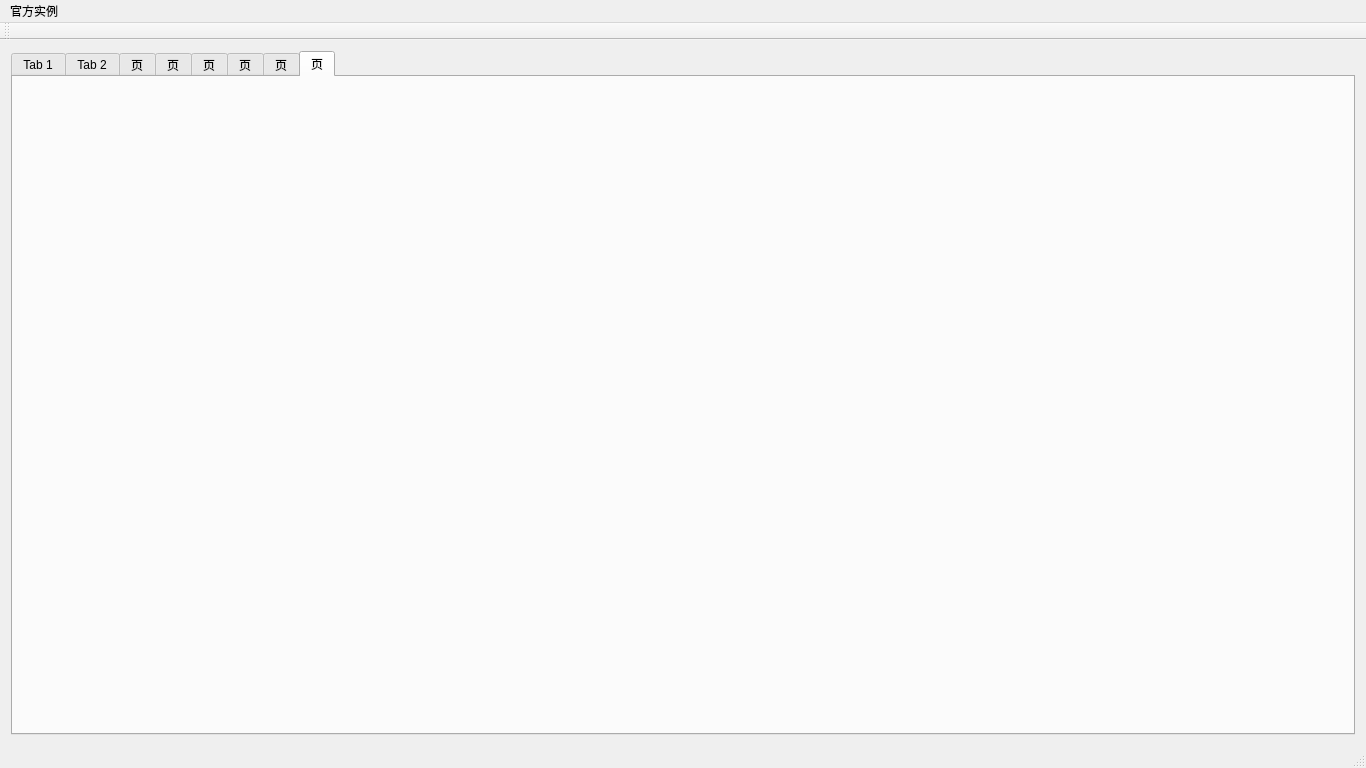
Above: ThirdVtk/mainwindow.ui from DreamLife-Jianwei/Qt-Vtk before the change. Below: the same form after it.
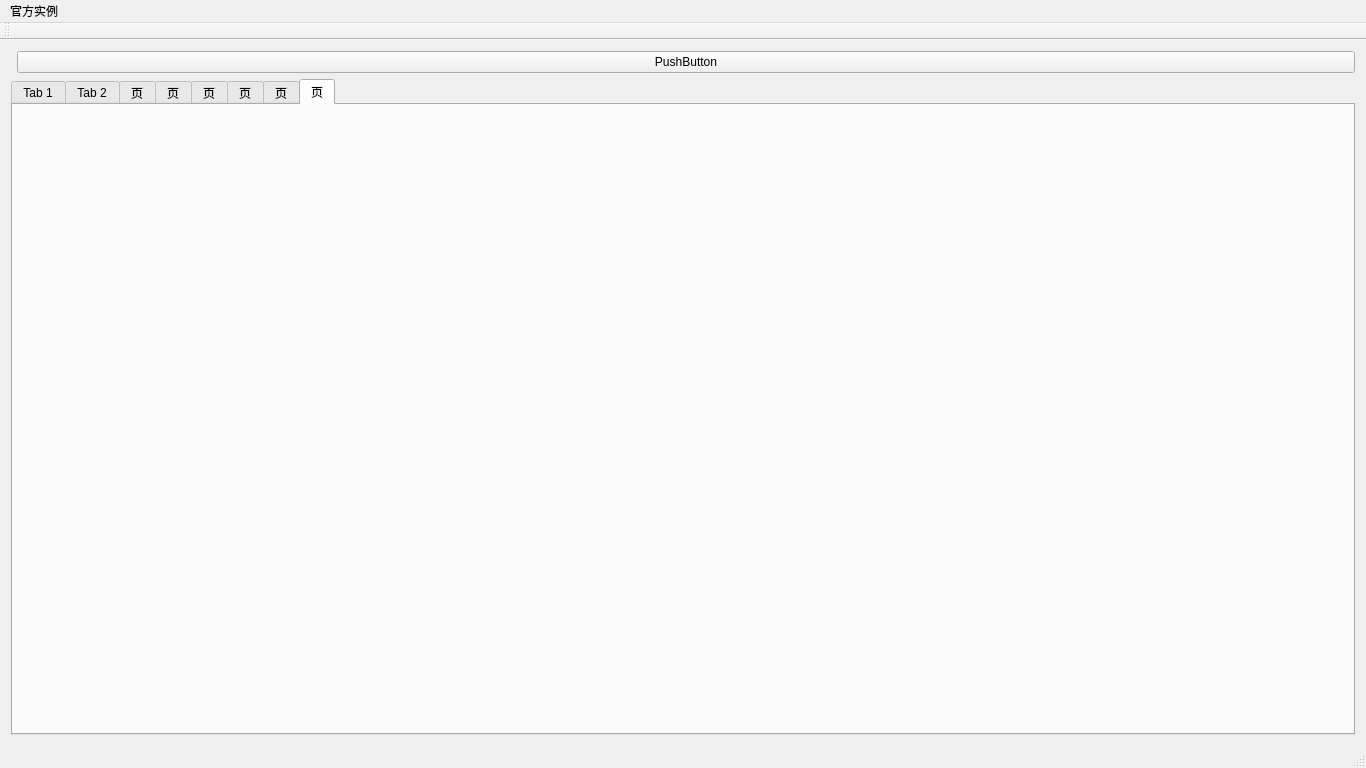
That is the form after the change.

Patch:
```diff
--- a/ThirdVtk/mainwindow.ui
+++ b/ThirdVtk/mainwindow.ui
@@ -14,8 +14,15 @@
    <string>MainWindow</string>
   </property>
   <widget class="QWidget" name="centralWidget">
-   <layout class="QGridLayout" name="gridLayout">
-    <item row="0" column="0">
+   <layout class="QFormLayout" name="formLayout">
+    <item row="0" column="1">
+     <widget class="QPushButton" name="pushButton">
+      <property name="text">
+       <string>PushButton</string>
+      </property>
+     </widget>
+    </item>
+    <item row="1" column="0" colspan="2">
      <widget class="QTabWidget" name="tabWidget_Main">
       <property name="currentIndex">
        <number>7</number>
```
